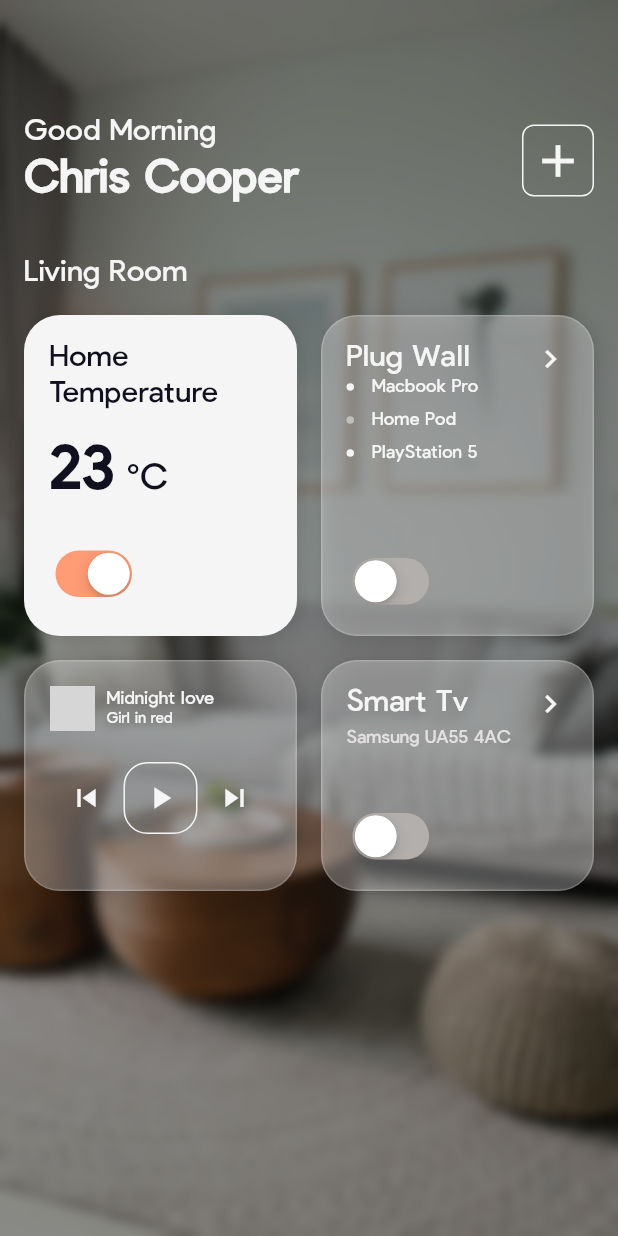
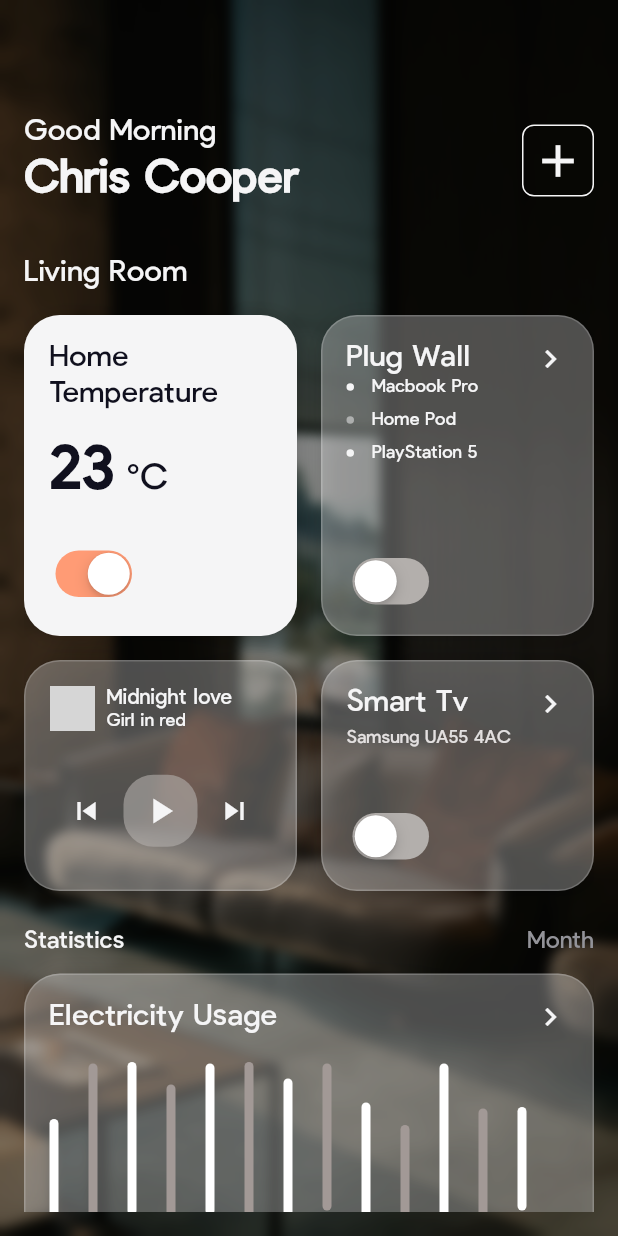
Before and after one commit to FLYINGKRIPTO/stack_smart_home, a Flutter app: the screen it shows after launch, on a phone screen of 412 x 824 dp. Run offline on Flutter 3.47's test engine with Material 2 defaults, Android fonts, the phone set to English and light mode, and no system bars; our stand-ins replace assets_audio_player, equatable, flutter_riverpod, rxdart; network calls fail; grey boxes are pictures that could not be loaded.

Commit message:
Final Changes

```diff
--- a/lib/ui/common_widget.dart
+++ b/lib/ui/common_widget.dart
@@ -1,13 +1,16 @@
 import 'package:flutter/material.dart';
+import 'package:stack_smart_home/utils/color.dart';
 import 'package:stack_smart_home/utils/costants.dart';
 import 'package:stack_smart_home/utils/space.dart';
 import 'package:stack_smart_home/utils/textstyle.dart';
 
-Widget temperatureTextWidget({required String temperature,bool center = false}) {
+Widget temperatureTextWidget(
+    {required String temperature, bool center = false}) {
   return Row(
     crossAxisAlignment: CrossAxisAlignment.baseline,
     textBaseline: TextBaseline.alphabetic,
-    mainAxisAlignment: center ? MainAxisAlignment.center: MainAxisAlignment.start,
+    mainAxisAlignment:
+        center ? MainAxisAlignment.center : MainAxisAlignment.start,
     children: [
       Text(
         temperature,
@@ -22,12 +25,13 @@ Widget temperatureTextWidget({required String temperature,bool center = false})
   );
 }
 
-
-Widget temperatureTextWidget2 ({required String temperature,bool center = false}) {
+Widget temperatureTextWidget2(
+    {required String temperature, bool center = false}) {
   return Row(
     crossAxisAlignment: CrossAxisAlignment.baseline,
     textBaseline: TextBaseline.alphabetic,
-    mainAxisAlignment: center ? MainAxisAlignment.center: MainAxisAlignment.start,
+    mainAxisAlignment:
+        center ? MainAxisAlignment.center : MainAxisAlignment.start,
     children: [
       Text(
         temperature,
@@ -36,16 +40,31 @@ Widget temperatureTextWidget2 ({required String temperature,bool center = false}
       horizontalSpace(4.0),
       Text(
         StringConstants.degreeCelcius,
-        style:regular.size10.colorGrey,
+        style: regular.size10.colorGrey,
       )
     ],
   );
 }
-Widget dot({required Color color}){
+
+Widget dot({required Color color}) {
   return Container(
     width: 5,
     height: 5,
-    decoration: BoxDecoration(
-        shape: BoxShape.circle, color: color),
+    decoration: BoxDecoration(shape: BoxShape.circle, color: color),
   );
 }
+
+Widget cardHeadingWidget({required String name, VoidCallback? onPressed}) {
+  return Row(
+    mainAxisAlignment: MainAxisAlignment.spaceBetween,
+    children: [
+      Text(
+        name,
+        style: regular.size20,
+      ),
+      GestureDetector(
+          onTap: () => onPressed,
+          child: const Icon(Icons.keyboard_arrow_right_sharp, color: BrandColor.white)),
+    ],
+  );
+}
--- a/lib/ui/home_widget.dart
+++ b/lib/ui/home_widget.dart
@@ -1,11 +1,10 @@
-import 'dart:ui';
-
 import 'package:flutter/cupertino.dart';
 import 'package:flutter/material.dart';
 import 'package:stack_smart_home/ui/bottom_sheet_widget.dart';
 import 'package:stack_smart_home/ui/music_player_widget.dart';
 import 'package:stack_smart_home/ui/plug_wall_widget.dart';
 import 'package:stack_smart_home/ui/smart_tv_widget.dart';
+import 'package:stack_smart_home/ui/statistics_widget.dart';
 import 'package:stack_smart_home/ui/temperature_widget.dart';
 import 'package:stack_smart_home/utils/app_utils.dart';
 import 'package:stack_smart_home/utils/color.dart';
@@ -29,6 +28,7 @@ class HomeWidget extends StatelessWidget {
           children: [
             _greetingSection(),
             _roomSectionGridView(context),
+            verticalSpace(24.0),
             _statisticsSection()
           ],
         ),
@@ -156,6 +156,25 @@ class HomeWidget extends StatelessWidget {
   }
 
   Widget _statisticsSection() {
-    return Container();
+    return Column(
+      crossAxisAlignment: CrossAxisAlignment.start,
+      children: [
+        Row(
+          mainAxisAlignment: MainAxisAlignment.spaceBetween,
+          children: [
+            Text(
+              "Statistics",
+              style: regular.size16,
+            ),
+            Text(
+              "Month",
+              style: regular.size16.colorGrey,
+            ),
+          ],
+        ),
+        verticalSpace(12.0),
+        CardWidget(childWidget: StatisticsWidget())
+      ],
+    );
   }
 }
--- a/lib/ui/meter_widget.dart
+++ b/lib/ui/meter_widget.dart
@@ -23,7 +23,7 @@ class MeterWidget extends StatelessWidget {
             mainAxisAlignment: MainAxisAlignment.center,
             children: [
               Padding(
-                padding: const EdgeInsets.only(left:  8.0),
+                padding: const EdgeInsets.only(right: 8.0),
                 child: temperatureTextWidget2(temperature: "14"),
               ),
               Container(
--- a/lib/ui/music_player_widget.dart
+++ b/lib/ui/music_player_widget.dart
@@ -4,6 +4,7 @@ import 'package:assets_audio_player/assets_audio_player.dart';
 import 'package:flutter/foundation.dart';
 import 'package:flutter/material.dart';
 import 'package:stack_smart_home/utils/color.dart';
+import 'package:stack_smart_home/utils/jpg_icons.dart';
 import 'package:stack_smart_home/utils/space.dart';
 import 'package:stack_smart_home/utils/textstyle.dart';
 
@@ -26,6 +27,7 @@ class _MusicPlayerState extends State<MusicPlayer> {
   @override
   Widget build(BuildContext context) {
     return Column(
+      mainAxisAlignment: MainAxisAlignment.spaceBetween,
       children: [
         StreamBuilder<Playing?>(
           builder: (context, snapshot) {
@@ -41,6 +43,7 @@ class _MusicPlayerState extends State<MusicPlayer> {
           },
           stream: _assetsAudioPlayer.current,
         ),
+        verticalSpace(16.0),
         playerControlWidget(
           onPreviousPressed: () {
             _assetsAudioPlayer.previous();
@@ -90,6 +93,7 @@ class _MusicPlayerState extends State<MusicPlayer> {
                           icon: const Icon(
                             Icons.pause,
                             color: BrandColor.white,
+                            size: 28,
                           ),
                           onPressed: onPlayPausePressed,
                         )
@@ -97,12 +101,14 @@ class _MusicPlayerState extends State<MusicPlayer> {
                           icon: const Icon(
                             Icons.play_arrow,
                             color: BrandColor.white,
+                            size: 28,
                           ),
                           onPressed: onPlayPausePressed,
                         ),
                   decoration: BoxDecoration(
-                      borderRadius: BorderRadius.circular(16.0),
-                      border: Border.all(color: BrandColor.white)),
+                    borderRadius: BorderRadius.circular(20.0),
+                    color: "#B3AFAC".fromHexToColor().withOpacity(0.6),
+                  ),
                 ),
               ),
             );
@@ -133,6 +139,12 @@ class _MusicPlayerState extends State<MusicPlayer> {
             height: 30,
             width: 30,
             fit: BoxFit.cover,
+            loadingBuilder: (context, f, g) => Image.asset(
+              JpgIcons.background,
+              height: 30,
+              width: 30,
+              fit: BoxFit.contain,
+            ),
           ),
         ),
         horizontalSpace(8.0),
@@ -143,11 +155,11 @@ class _MusicPlayerState extends State<MusicPlayer> {
             children: [
               Text(
                 songName,
-                style: regular.size12,
+                style: regular.size14,
               ),
               Text(
                 artistName,
-                style: regular.size10,
+                style: regular.size12,
               ),
             ],
           ),
--- a/lib/ui/smart_tv_widget.dart
+++ b/lib/ui/smart_tv_widget.dart
@@ -41,7 +41,7 @@ class _SmartTvWidgetState extends State<SmartTvWidget> {
               ),
               verticalSpace(4.0),
               Text(
-                "Samsung UA55 4AC",
+                StringConstants.samsung,
                 style:
                     regular.size12.copyWith(color: "#E3E0E0".fromHexToColor()),
               )
--- /dev/null
+++ b/lib/ui/statistics_widget.dart
@@ -0,0 +1,70 @@
+import 'package:flutter/material.dart';
+import 'package:stack_smart_home/utils/color.dart';
+import 'package:stack_smart_home/utils/space.dart';
+
+import 'common_widget.dart';
+class StatisticsWidget extends StatelessWidget {
+
+   StatisticsWidget({Key? key}) : super(key: key);
+
+  List<BarDetail> items = [
+    BarDetail(40, 0, Colors.white),
+    BarDetail(3, 22, "#A29996".fromHexToColor()),
+    BarDetail(2, 40, Colors.white),
+    BarDetail(17, 0, "#A29996".fromHexToColor()),
+    BarDetail(3, 40, Colors.white),
+    BarDetail(2, 20, "#A29996".fromHexToColor()),
+    BarDetail(13, 12,Colors.white),
+    BarDetail(3, 43, "#A29996".fromHexToColor()),
+    BarDetail(29, 9, Colors.white),
+    BarDetail(44, 1, "#A29996".fromHexToColor()),
+    BarDetail(3, 2, Colors.white),
+    BarDetail(33, 12, "#A29996".fromHexToColor()),
+    BarDetail(32, 43, Colors.white),
+  ];
+  @override
+  Widget build(BuildContext context) {
+    return SizedBox(
+      height: 200,
+      child: Column(
+        children: [
+          cardHeadingWidget(name: "Electricity Usage"),
+          verticalSpace(16.0),
+          Expanded(
+            child: ListView.separated(
+              separatorBuilder: (context, b) => const SizedBox(
+                width: 20,
+              ),
+              itemCount: items.length,
+              physics: const NeverScrollableScrollPhysics(),
+              scrollDirection: Axis.horizontal,
+              itemBuilder: (context, index) {
+                return bar(top: items[index].top, bottom: items[index].bottom, color: items[index].color);
+              },
+            ),
+          ),
+          verticalSpace(16.0),
+        ],
+      ),
+    );
+  }
+   Widget bar(
+       {required double top, required double bottom, required Color color}) {
+     return Container(
+       decoration: BoxDecoration(
+         color: color,
+         borderRadius: BorderRadius.circular(16.0),
+       ),
+       width: 6,
+       margin: EdgeInsets.only(bottom: bottom, top: top),
+     );
+   }
+}
+
+class BarDetail {
+  double top;
+  double bottom;
+  Color color;
+
+  BarDetail(this.top, this.bottom, this.color);
+}
--- a/lib/utils/costants.dart
+++ b/lib/utils/costants.dart
@@ -11,4 +11,5 @@ class StringConstants {
   static const currentHumidity = "Current humidity";
   static const currentTemp = "Current temp";
   static const degreeCelcius = "°C";
+  static const samsung ="Samsung UA55 4AC";
 }
--- a/lib/utils/jpg_icons.dart
+++ b/lib/utils/jpg_icons.dart
@@ -1,3 +1,3 @@
 class JpgIcons {
-  static const background = "assets/jpg/bg.jpeg";
+  static const background = "assets/jpg/backgro.jpeg";
 }
```
Also changed, not shown: assets/jpg/backgro.jpeg (added).
